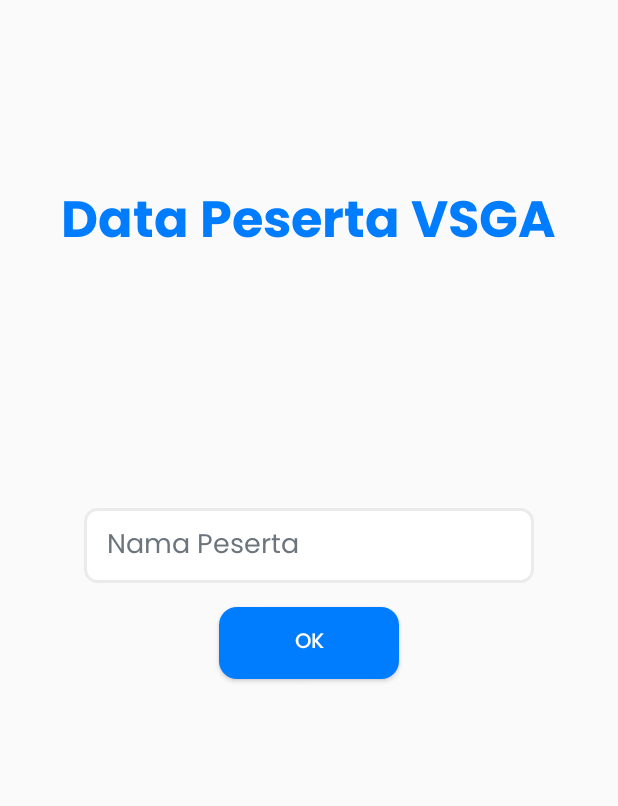
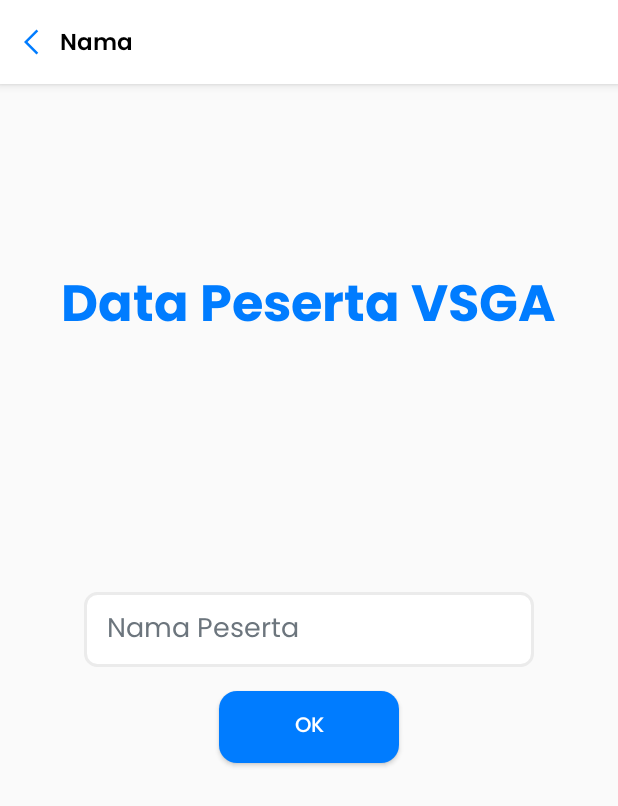
Before and after one commit to Rafli-Dewanto/project-android-pbo, an Android app: the NamaActivity screen opened directly, with no data from a screen before it, on a phone screen of 412 x 824 dp. Shown: the top 806 px of the screen. Run offline under Robolectric (Android 15) with nearby library versions, the phone set to English and light mode, and no system bars.

Commit message:
Redesign NamaActivity & Add AppBar Component
- Add app bar component so it can be used globally
- Add app bar component in NamaActivity

```diff
--- a/app/src/main/java/com/sugiartha/juniorandroid/NamaActivity.java
+++ b/app/src/main/java/com/sugiartha/juniorandroid/NamaActivity.java
@@ -3,6 +3,7 @@ package com.sugiartha.juniorandroid;
 import androidx.appcompat.app.AppCompatActivity;
 
 import android.content.Context;
+import android.content.Intent;
 import android.os.Bundle;
 import android.text.Editable;
 import android.text.TextWatcher;
@@ -11,23 +12,35 @@ import android.view.ViewGroup;
 import android.view.inputmethod.InputMethodManager;
 import android.widget.Button;
 import android.widget.EditText;
+import android.widget.ImageView;
 import android.widget.TextView;
+
+import com.sugiartha.juniorandroid.components.DynamicAppBar;
 
 public class NamaActivity extends AppCompatActivity {
 
     Button btnOk;
     EditText editNama;
     TextView txtHasil, errorTextView;
+    DynamicAppBar dynamicAppBar;
 
     @Override
     protected void onCreate(Bundle savedInstanceState) {
         super.onCreate(savedInstanceState);
         setContentView(R.layout.activity_nama);
 
-        btnOk = (Button) findViewById(R.id.btnOk);
-        editNama = (EditText) findViewById(R.id.editNama);
-        txtHasil = (TextView) findViewById(R.id.txtHasil);
-        errorTextView = (TextView) findViewById(R.id.tv_error);
+        btnOk = findViewById(R.id.btnOk);
+        editNama = findViewById(R.id.editNama);
+        txtHasil = findViewById(R.id.txtHasil);
+        errorTextView = findViewById(R.id.tv_error);
+
+        dynamicAppBar = findViewById(R.id.dynamic_app_bar);
+        dynamicAppBar.setTitle("Nama");
+        dynamicAppBar.setBackButtonClickListener(v -> {
+            Intent i = new Intent(NamaActivity.this, MainActivity.class);
+            startActivity(i);
+            finish();
+        });
 
 
         editNama.addTextChangedListener(new TextWatcher() {
--- /dev/null
+++ b/app/src/main/java/com/sugiartha/juniorandroid/components/DynamicAppBar.java
@@ -0,0 +1,42 @@
+package com.sugiartha.juniorandroid.components;
+
+import android.annotation.SuppressLint;
+import android.content.Context;
+import android.util.AttributeSet;
+import android.view.LayoutInflater;
+import android.view.View;
+import android.widget.ImageView;
+import android.widget.TextView;
+
+import com.google.android.material.appbar.AppBarLayout;
+import com.sugiartha.juniorandroid.R;
+
+public class DynamicAppBar extends AppBarLayout {
+    private ImageView backButton;
+    private TextView titleTextView;
+
+    public DynamicAppBar(Context context, AttributeSet attrs) {
+        super(context, attrs);
+        init(context);
+    }
+
+
+    private void init(Context context) {
+        LayoutInflater inflater = LayoutInflater.from(context);
+        View view = inflater.inflate(R.layout.dynamic_app_bar, this, true);
+        backButton = view.findViewById(R.id.iv_back_arrow);
+        titleTextView = view.findViewById(R.id.tv_app_title);
+    }
+
+    public void setTitle(String title) {
+        titleTextView.setText(title);
+    }
+
+    public void setBackButtonClickListener(View.OnClickListener listener) {
+        backButton.setOnClickListener(listener);
+    }
+
+    public ImageView getBackButton() {
+        return backButton;
+    }
+}
--- a/app/src/main/res/layout/activity_nama.xml
+++ b/app/src/main/res/layout/activity_nama.xml
@@ -6,6 +6,12 @@
     android:layout_height="match_parent"
     android:orientation="vertical"
     tools:context=".NamaActivity">
+
+    <com.sugiartha.juniorandroid.components.DynamicAppBar
+        android:id="@+id/dynamic_app_bar"
+        android:layout_width="match_parent"
+        android:layout_height="wrap_content" />
+
 
     <TextView
         android:layout_width="wrap_content"
@@ -37,12 +43,12 @@
         android:id="@+id/tv_error"
         android:layout_width="wrap_content"
         android:layout_height="wrap_content"
+        android:layout_gravity="start"
         android:layout_marginStart="60dp"
-        android:layout_gravity="start"
+        android:layout_marginLeft="60dp"
+        android:text="* Name must not be null"
         android:textColor="@color/error"
-        android:text="* Name must not be null"
-        android:visibility="gone"
-        android:layout_marginLeft="60dp" />
+        android:visibility="gone" />
 
     <Button
         android:id="@+id/btnOk"
@@ -59,11 +65,11 @@
         android:id="@+id/txtHasil"
         android:layout_width="wrap_content"
         android:layout_height="wrap_content"
+        android:layout_gravity="center"
         android:layout_marginTop="20dp"
-        android:visibility="gone"
         android:fontFamily="@font/poppins_semibold"
-        android:layout_gravity="center"
-        android:textColor="@color/colorAccent" />
+        android:textColor="@color/colorAccent"
+        android:visibility="gone" />
 
 
 </LinearLayout>
--- /dev/null
+++ b/app/src/main/res/layout/dynamic_app_bar.xml
@@ -0,0 +1,45 @@
+<androidx.constraintlayout.widget.ConstraintLayout xmlns:android="http://schemas.android.com/apk/res/android"
+    xmlns:app="http://schemas.android.com/apk/res-auto"
+    android:layout_width="match_parent"
+    android:layout_height="wrap_content">
+
+    <com.google.android.material.appbar.AppBarLayout
+        android:layout_width="match_parent"
+        android:layout_height="wrap_content"
+        app:layout_constraintEnd_toEndOf="parent"
+        app:layout_constraintStart_toStartOf="parent"
+        app:layout_constraintTop_toTopOf="parent">
+
+        <com.google.android.material.appbar.MaterialToolbar
+            android:layout_width="match_parent"
+            android:layout_height="wrap_content"
+            android:background="@color/colorBackground">
+
+            <ImageView
+                android:id="@+id/iv_back_arrow"
+                android:layout_width="20dp"
+                android:layout_height="20dp"
+                android:contentDescription="@string/app_name"
+                android:src="@drawable/vector_back_arrow"
+                app:layout_constraintStart_toStartOf="parent"
+                app:layout_constraintTop_toTopOf="parent" />
+
+            <com.google.android.material.textview.MaterialTextView
+                android:id="@+id/tv_app_title"
+                android:layout_width="wrap_content"
+                android:layout_height="wrap_content"
+                android:layout_marginLeft="20dp"
+                android:paddingTop="2.5dp"
+                android:fontFamily="@font/poppins_semibold"
+                android:textSize="15sp"
+                android:textColor="@color/black"
+                app:layout_constraintStart_toEndOf="@id/iv_back_arrow"
+                app:layout_constraintTop_toTopOf="parent"
+                android:layout_marginStart="20dp" />
+
+        </com.google.android.material.appbar.MaterialToolbar>
+
+    </com.google.android.material.appbar.AppBarLayout>
+
+
+</androidx.constraintlayout.widget.ConstraintLayout>
```
